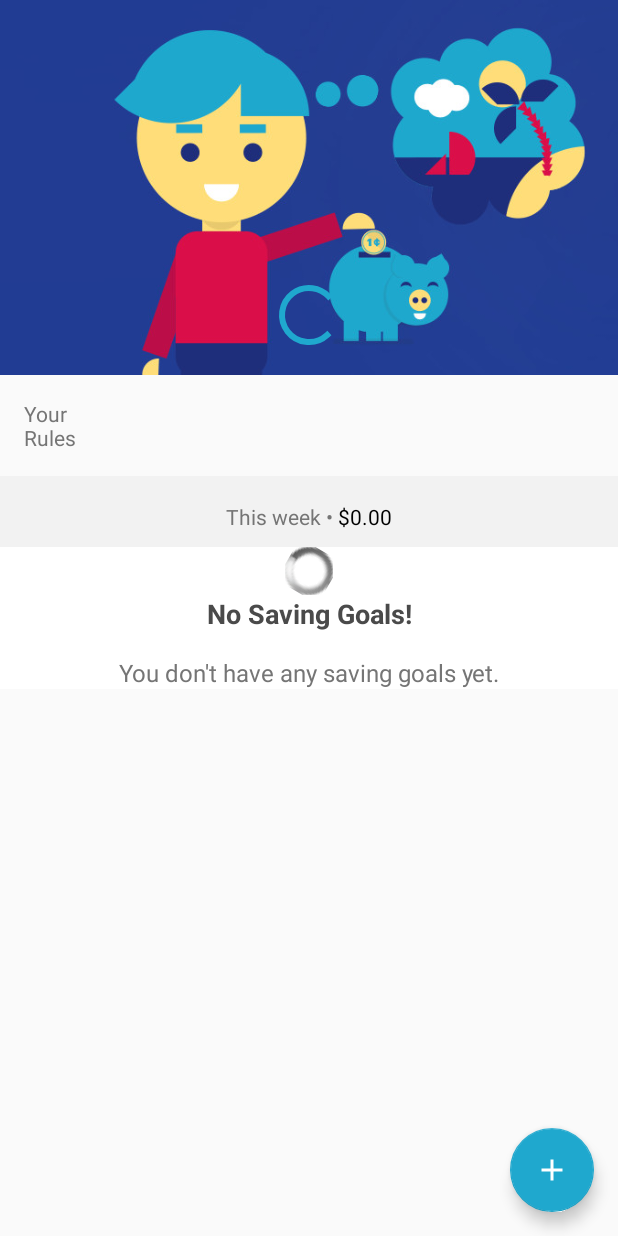
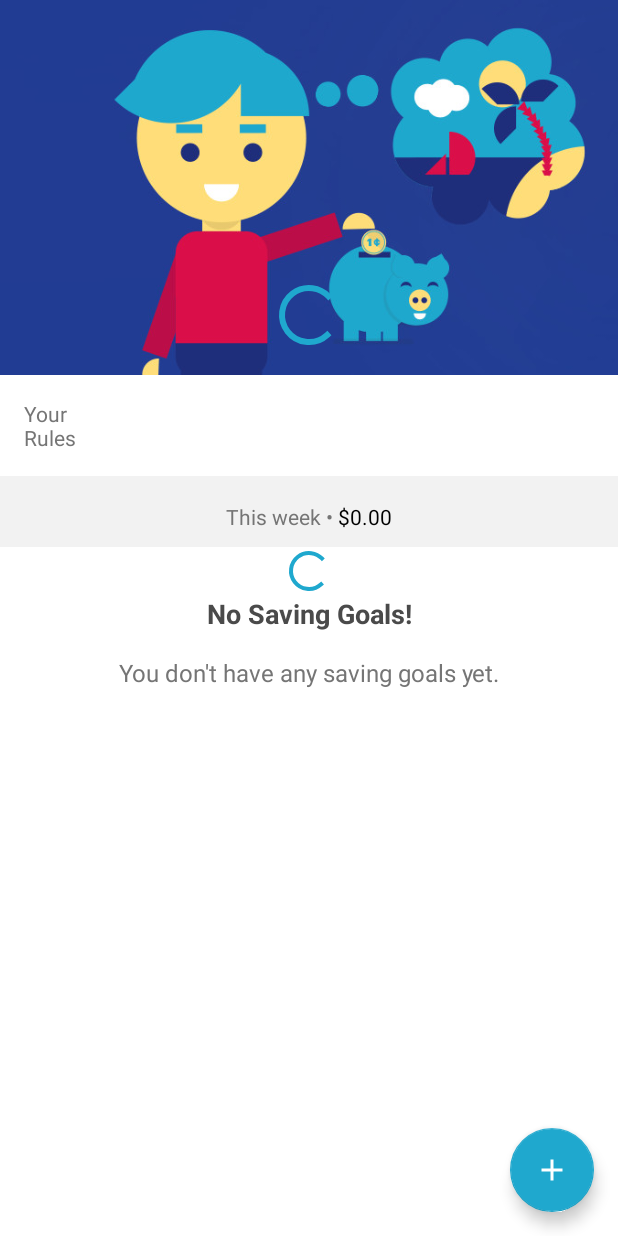
Before and after one commit to dkiefner/qapital-exercise-android, an Android app: the SavingGoalDetailActivity screen opened directly, with no data from a screen before it, on a phone screen of 412 x 824 dp. Run offline under Robolectric (Android 15) with nearby library versions, the phone set to English and light mode, and no system bars; our stand-ins replace Dagger/Hilt's generated code, Picasso, RxJava, Timber, data binding; libraries missing offline, so code that uses them is left out: com.jakewharton.retrofit2, com.jakewharton.threetenabp, com.pushtorefresh.storio; plain views replace MaterialProgressBar; pictures from the network do not load; 20 statements that could not run were skipped.

Commit message:
use app compat progress bar

```diff
--- a/app/src/main/res/layout/activity_plain_fragment.xml
+++ b/app/src/main/res/layout/activity_plain_fragment.xml
@@ -2,6 +2,7 @@
 <RelativeLayout
     xmlns:android="http://schemas.android.com/apk/res/android"
     android:id="@+id/container"
+    android:background="@color/background_default"
     android:layout_width="match_parent"
     android:layout_height="match_parent">
 
--- a/app/src/main/res/layout/saving_goal_detail_fragment.xml
+++ b/app/src/main/res/layout/saving_goal_detail_fragment.xml
@@ -108,7 +108,7 @@
             android:layout_width="match_parent"
             android:layout_height="wrap_content"
             android:layout_gravity="center"
-            android:background="@color/white"
+            android:background="@color/background_default"
             android:orientation="vertical">
 
             <FrameLayout
@@ -119,7 +119,7 @@
 
                 <ProgressBar
                     android:id="@+id/progressable_progress"
-                    style="@android:style/Widget.ProgressBar.Small"
+                    style="@style/Base.Widget.AppCompat.ProgressBar"
                     android:layout_width="32dp"
                     android:layout_height="32dp"
                     android:layout_gravity="center"
--- a/app/src/main/res/layout/saving_goal_list_fragment.xml
+++ b/app/src/main/res/layout/saving_goal_list_fragment.xml
@@ -15,7 +15,7 @@
     <LinearLayout
         android:layout_width="match_parent"
         android:layout_height="match_parent"
-        android:background="@color/white"
+        android:background="@color/background_default"
         android:orientation="vertical"
         tools:context="de.dkiefner.qapital.exercise.ui.savinggoal.list.SavingGoalListFragment">
 
@@ -27,7 +27,7 @@
 
             <ProgressBar
                 android:id="@+id/progressable_progress"
-                style="@android:style/Widget.ProgressBar.Small"
+                style="@style/Base.Widget.AppCompat.ProgressBar"
                 android:layout_width="32dp"
                 android:layout_height="32dp"
                 android:layout_gravity="center"
--- a/app/src/main/res/values/colors.xml
+++ b/app/src/main/res/values/colors.xml
@@ -14,4 +14,5 @@
     <color name="grey_darkest">#4a4a4a</color>
     <color name="grey_light">#f2f2f2</color>
     <color name="saving_green">#58bf0a</color>
+    <color name="background_default">@color/white</color>
 </resources>
```
